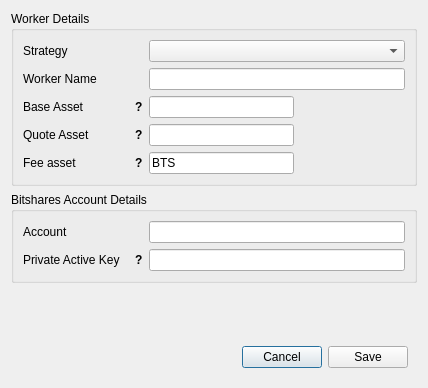
Above: dexbot/views/ui/create_worker_window.ui from dezzyboy/dexbot before the change. Below: the same form after it.
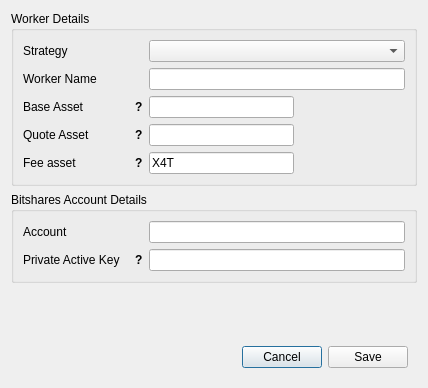
That is the form after the change.

The edit to the form file:
```diff
--- a/dexbot/views/ui/create_worker_window.ui
+++ b/dexbot/views/ui/create_worker_window.ui
@@ -608,7 +608,7 @@
          </size>
         </property>
         <property name="text">
-         <string>BTS</string>
+         <string>X4T</string>
         </property>
        </widget>
       </item>
```
